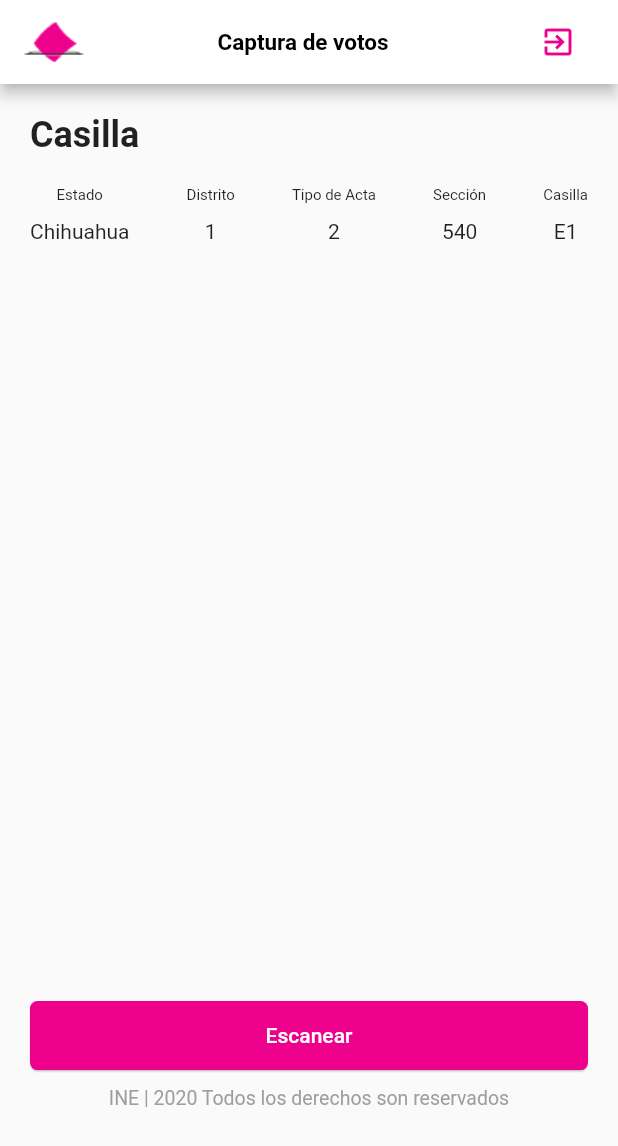
After one commit to vjkc09/demo-ia-images, a Flutter app: the screen it shows after launch, after a tap on "Escanear", on a phone screen of 412 x 824 dp. The commit adds this screen. Shown: the top 1146 px of the screen. Run offline on Flutter 3.47's test engine with Material 2 defaults, Android fonts, the phone set to English and light mode, and no system bars; our stand-ins replace flutter_swiper, rxdart; missing offline and left inert: flutter_barcode_scanner.

Commit message:
feat: generación de widget para scanear codigos QR

```diff
--- a/lib/src/pages/home_page.dart
+++ b/lib/src/pages/home_page.dart
@@ -1,4 +1,5 @@
 import 'package:flutter/material.dart';
+import 'package:ia_images/src/widgets/scan_button.dart';
 
 class HomePage extends StatelessWidget {
   //const HomePage({Key key}) : super//(key: key);
@@ -62,21 +63,7 @@ class HomePage extends StatelessWidget {
   }
 
   Widget _botonQR(_screenSize) {
-    return Container(
-      margin: EdgeInsets.only(top: (_screenSize.height * 0.6)),
-      padding: EdgeInsets.symmetric(horizontal: 20.0),
-      child: RaisedButton(
-        shape: RoundedRectangleBorder(borderRadius: BorderRadius.circular(5.0)),
-        elevation: 0.5,
-        color: colorRosa,
-        textColor: Colors.white,
-        child: Container(
-          padding: EdgeInsets.symmetric(horizontal: 55.0, vertical: 15.0),
-          child: Text('Escanear'),
-        ),
-        onPressed: () => null,
-      ),
-    );
+    return ScanButton();
   }
 
   Widget _appBar(BuildContext context) {
--- /dev/null
+++ b/lib/src/widgets/scan_button.dart
@@ -0,0 +1,35 @@
+import 'package:flutter/material.dart';
+import 'package:flutter_barcode_scanner/flutter_barcode_scanner.dart';
+
+class ScanButton extends StatelessWidget {
+  //const ScanButton({Key key}) : super(key: key);
+
+  @override
+  Widget build(BuildContext context) {
+    final _screenSize = MediaQuery.of(context).size;
+    final Color colorRosa = Color.fromRGBO(237, 0, 140, 1);
+    return Container(
+      margin: EdgeInsets.only(top: (_screenSize.height * 0.6)),
+      padding: EdgeInsets.symmetric(horizontal: 20.0),
+      child: RaisedButton(
+        shape: RoundedRectangleBorder(borderRadius: BorderRadius.circular(5.0)),
+        elevation: 0.5,
+        color: colorRosa,
+        textColor: Colors.white,
+        child: Container(
+          padding: EdgeInsets.symmetric(horizontal: 55.0, vertical: 15.0),
+          child: Text('Escanear'),
+        ),
+        onPressed: () async {
+
+          String barcodeScanRes = await FlutterBarcodeScanner.scanBarcode(
+                                                    '#ED008C',
+                                                    'Cancelar',
+                                                    false,
+                                                    ScanMode.QR);
+          print('escaneo: $barcodeScanRes');
+        },
+      ),
+    );
+  }
+}
--- a/pubspec.yaml
+++ b/pubspec.yaml
@@ -30,6 +30,7 @@ dependencies:
   cupertino_icons: ^0.1.3
   rxdart: ^0.24.1
   flutter_swiper: ^1.1.6
+  flutter_barcode_scanner: ^1.0.1
 
 dev_dependencies:
   flutter_test:
```
Also changed, not shown: pubspec.lock, 1 other file.
